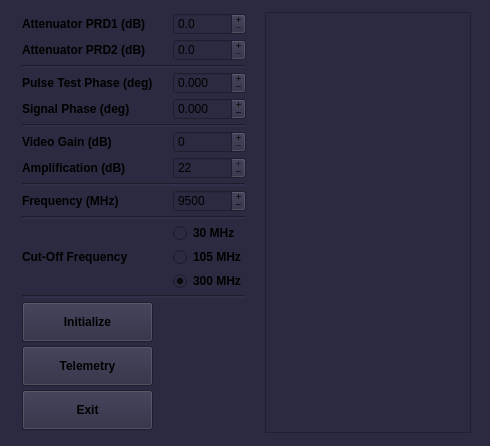
First picture: the form in atomize/control_center/gui/mw_main_window.ui, repository Anatoly1010/Atomize_NIOCH, before the edit.
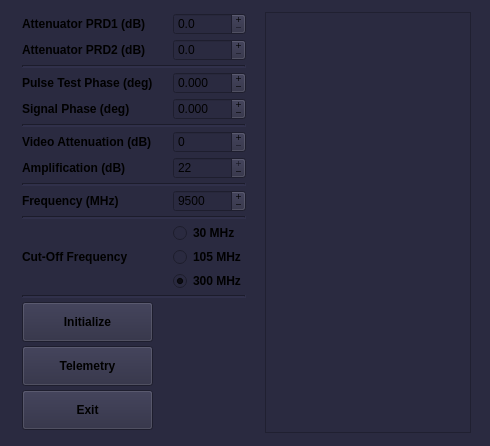
Second picture: the form after the edit.

The edit to the form file:
```diff
--- a/atomize/control_center/gui/mw_main_window.ui
+++ b/atomize/control_center/gui/mw_main_window.ui
@@ -400,7 +400,7 @@
          </font>
         </property>
         <property name="text">
-         <string>Video Gain (dB)</string>
+         <string>Video Attenuation (dB)</string>
         </property>
        </widget>
       </item>
```
